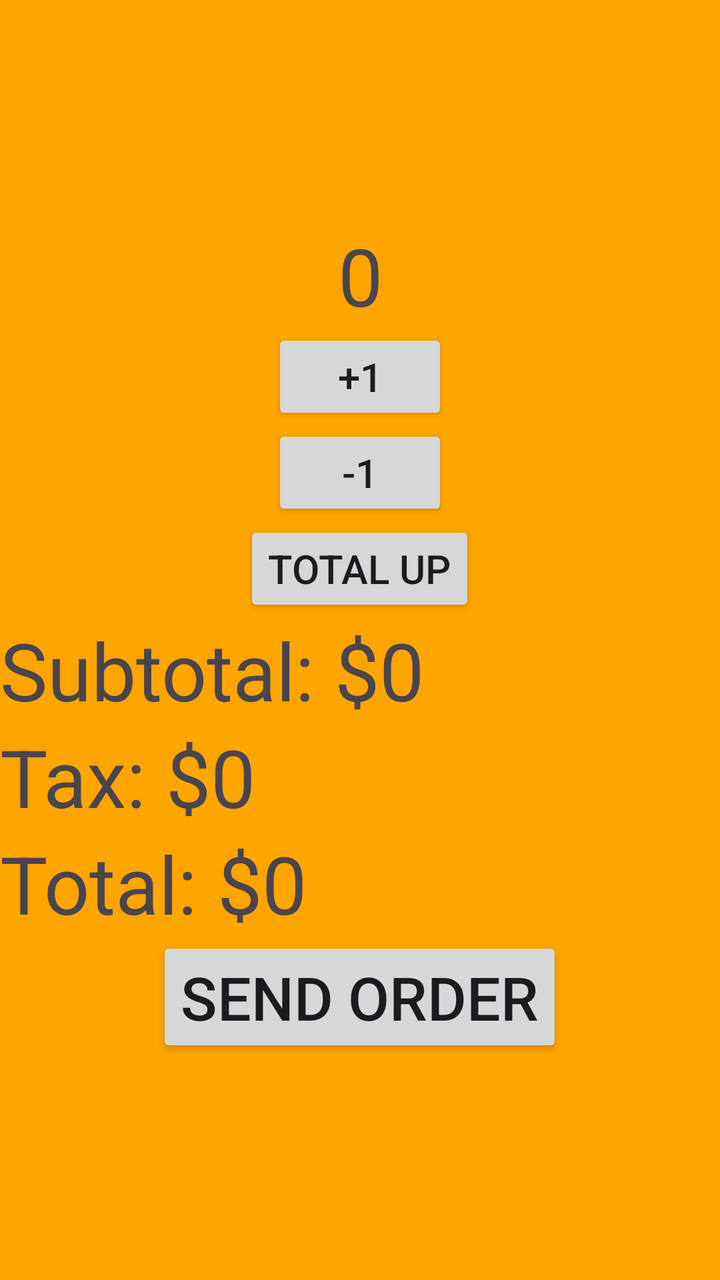
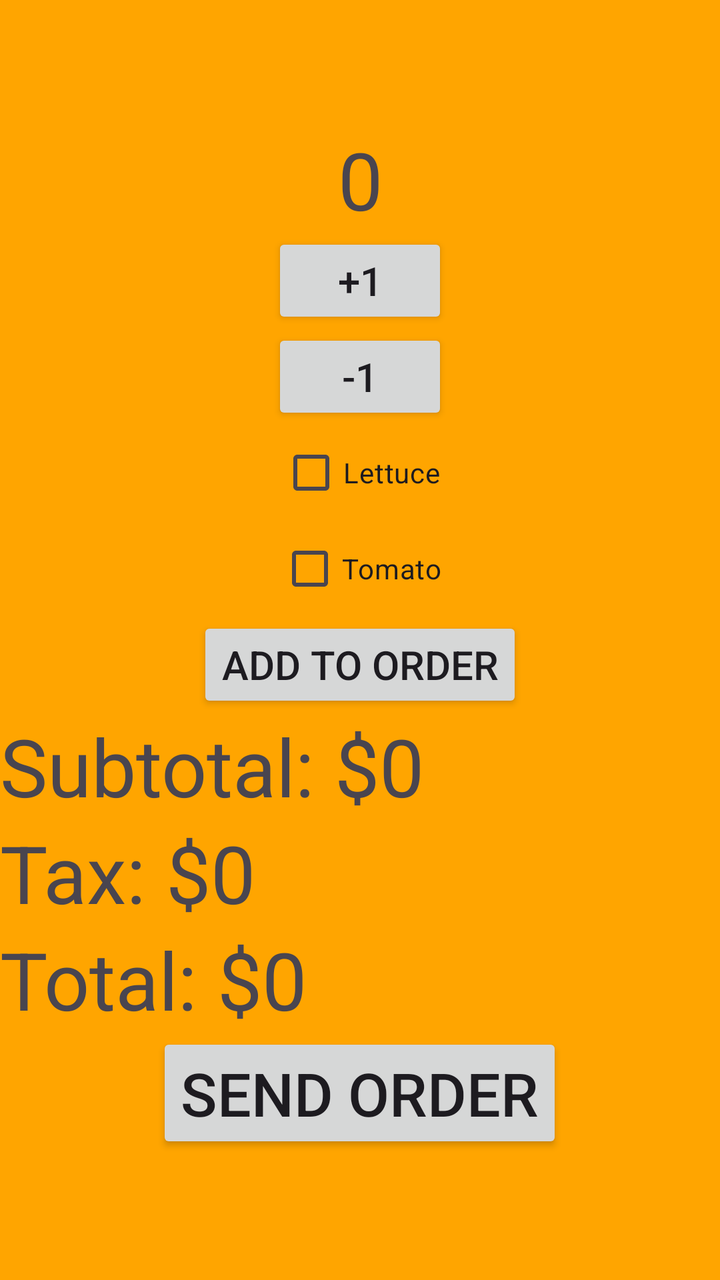

Two renders of the same Android screen: before a commit and after it. Below are the layout's source before the change and the commit's diff.
<!-- AndroidManifest.xml: application theme Theme.MiResturaunt -->
<!-- res/layout/activity_menu.xml -->
<?xml version="1.0" encoding="utf-8"?>
<LinearLayout android:layout_height="match_parent"
    android:layout_width="match_parent"
    android:orientation="vertical"
    android:gravity="center"
    android:background="@color/orange"
    xmlns:android="http://schemas.android.com/apk/res/android">
    <LinearLayout
        android:layout_width="match_parent"
        android:layout_height="match_parent"
        android:orientation="vertical"
        android:gravity="center">
        <TextView
            android:layout_width="match_parent"
            android:layout_height="wrap_content"
            android:text="0"
            android:gravity="center"
            android:textSize="40sp"
            android:id="@+id/qtyTV"/>
        <Button
            android:layout_width="wrap_content"
            android:layout_height="wrap_content"
            android:text="+1"
            android:textSize="20sp"
            android:id="@+id/addBTN"/>
        <Button
            android:layout_width="wrap_content"
            android:layout_height="wrap_content"
            android:text="-1"
            android:textSize="20sp"
            android:id="@+id/subtractBTN"/>
        <Button
            android:layout_width="wrap_content"
            android:layout_height="wrap_content"
            android:text="Total up"
            android:textSize="20sp"
            android:id="@+id/totalBTN"/>
        <TextView
            android:layout_width="match_parent"
            android:layout_height="wrap_content"
            android:text="Subtotal: $0 "
            android:textSize="40sp"
            android:id="@+id/subtotalTV"/>
        <TextView
            android:layout_width="match_parent"
            android:layout_height="wrap_content"
            android:text="Tax: $0 "
            android:textSize="40sp"
            android:id="@+id/taxTV"/>
        <TextView
            android:layout_width="match_parent"
            android:layout_height="wrap_content"
            android:text="Total: $0 "
            android:textSize="40sp"
            android:id="@+id/totaLtv"/>
        <Button
            android:layout_width="wrap_content"
            android:layout_height="wrap_content"
            android:text="Send Order"
            android:textSize="30sp"
            android:id="@+id/sendBTN"/>







    </LinearLayout>


















</LinearLayout>
<!-- resources referenced by this layout -->
<resources>
  <color name="orange">#FFA500</color>
  <style name="Theme.MiResturaunt" parent="Base.Theme.MiResturaunt" />
  <style name="Base.Theme.MiResturaunt" parent="Theme.Material3.DayNight.NoActionBar">
          
          
      </style>
</resources>

<!-- the commit's change to res/layout/activity_menu.xml (unified diff, before → after) -->
@@ -29,10 +29,20 @@
             android:text="-1"
             android:textSize="20sp"
             android:id="@+id/subtractBTN"/>
+        <CheckBox
+            android:layout_width="wrap_content"
+            android:layout_height="wrap_content"
+            android:text="Lettuce"
+            android:id="@+id/checkLettuce"/>
+        <CheckBox
+            android:layout_width="wrap_content"
+            android:layout_height="wrap_content"
+            android:text="Tomato"
+            android:id="@+id/checkTomato"/>
         <Button
             android:layout_width="wrap_content"
             android:layout_height="wrap_content"
-            android:text="Total up"
+            android:text="Add to order"
             android:textSize="20sp"
             android:id="@+id/totalBTN"/>
         <TextView
@@ -47,6 +57,7 @@
             android:text="Tax: $0 "
             android:textSize="40sp"
             android:id="@+id/taxTV"/>
+
         <TextView
             android:layout_width="match_parent"
             android:layout_height="wrap_content"
@@ -59,6 +70,7 @@
             android:text="Send Order"
             android:textSize="30sp"
             android:id="@+id/sendBTN"/>
+
 
 
 
